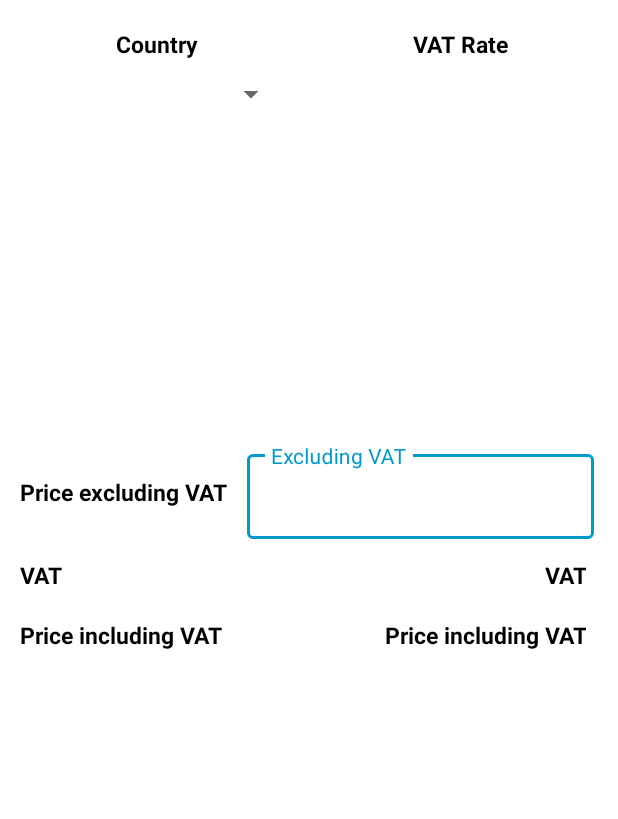
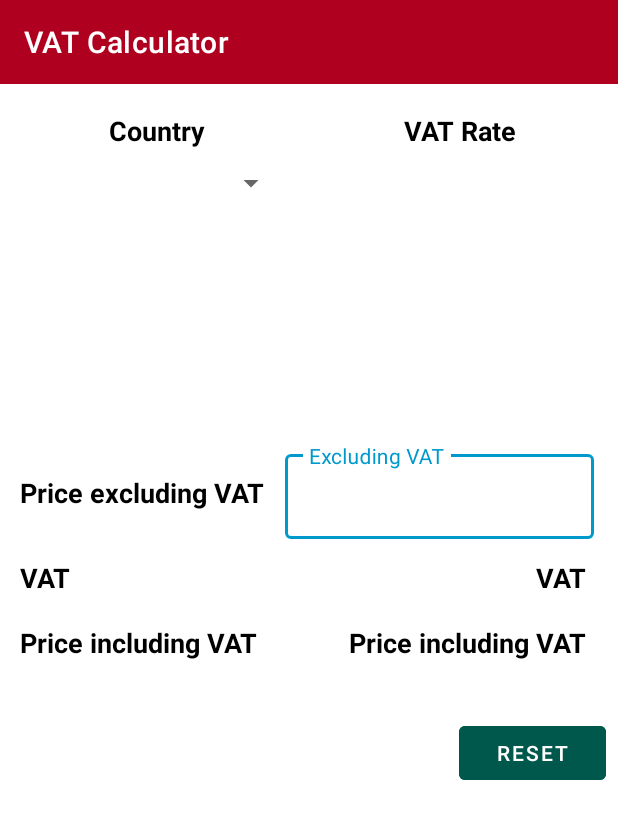
Before and after one commit to sunnat629/VATCalculator, an Android app: the layout activity_main.xml on its own in the app's theme, with its tools: preview values and no code run, on a phone screen of 412 x 824 dp. Shown: the top 819 px of the screen. Run offline under Robolectric (Android 15) with nearby library versions, the phone set to English and light mode, and no system bars.

Commit message:
working fine, remove unused libs, added multple dimen files based on screen size

```diff
--- a/app/src/main/AndroidManifest.xml
+++ b/app/src/main/AndroidManifest.xml
@@ -12,7 +12,7 @@
             android:supportsRtl= "true"
             android:theme="@style/AppTheme"
             tools:ignore="GoogleAppIndexingWarning">
-        <activity android:name=".MainActivity">
+        <activity android:name=".ui.MainActivity">
             <intent-filter>
                 <action android:name="android.intent.action.MAIN"/>
 
--- a/app/src/main/java/com/sunnat629/vatcalculator/model/Api.kt
+++ b/app/src/main/java/com/sunnat629/vatcalculator/model/api/Api.kt
@@ -1,4 +1,4 @@
-package com.sunnat629.vatcalculator.model
+package com.sunnat629.vatcalculator.model.api
 
 import com.sunnat629.vatcalculator.model.entities.JSonVAT
 import kotlinx.coroutines.Deferred
--- a/app/src/main/java/com/sunnat629/vatcalculator/model/ApiImpl.kt
+++ b/app/src/main/java/com/sunnat629/vatcalculator/model/api/ApiImpl.kt
@@ -1,4 +1,4 @@
-package com.sunnat629.vatcalculator.model
+package com.sunnat629.vatcalculator.model.api
 
 import android.util.Log
 import com.sunnat629.vatcalculator.model.entities.Rate
--- a/app/src/main/java/com/sunnat629/vatcalculator/model/network/RetrofitFactory.kt
+++ b/app/src/main/java/com/sunnat629/vatcalculator/model/network/RetrofitFactory.kt
@@ -1,7 +1,7 @@
 package com.sunnat629.vatcalculator.model.network
 
 import com.jakewharton.retrofit2.adapter.kotlin.coroutines.CoroutineCallAdapterFactory
-import com.sunnat629.vatcalculator.model.Api
+import com.sunnat629.vatcalculator.model.api.Api
 import com.sunnat629.vatcalculator.utils.Constance.BASE_URL
 import okhttp3.OkHttpClient
 import okhttp3.logging.HttpLoggingInterceptor
--- a/app/src/main/java/com/sunnat629/vatcalculator/utils/Calculate.kt
+++ b/app/src/main/java/com/sunnat629/vatcalculator/utils/Calculate.kt
@@ -1,10 +1,8 @@
 package com.sunnat629.vatcalculator.utils
 
-import android.content.Context
 import androidx.lifecycle.LiveData
 import androidx.lifecycle.MutableLiveData
-import com.sunnat629.vatcalculator.model.Api
-import com.sunnat629.vatcalculator.model.ApiImpl
+import com.sunnat629.vatcalculator.model.api.ApiImpl
 import com.sunnat629.vatcalculator.model.RatesEnum
 import com.sunnat629.vatcalculator.model.entities.Period
 import com.sunnat629.vatcalculator.model.entities.Rate
--- a/app/src/main/java/com/sunnat629/vatcalculator/MainViewModel.kt
+++ b/app/src/main/java/com/sunnat629/vatcalculator/viewmodel/MainViewModel.kt
@@ -1,7 +1,6 @@
-package com.sunnat629.vatcalculator
+package com.sunnat629.vatcalculator.viewmodel
 
 import android.app.Application
-import android.util.Log
 import androidx.databinding.Bindable
 import androidx.lifecycle.AndroidViewModel
 import androidx.lifecycle.LiveData
@@ -11,7 +10,6 @@
 import com.sunnat629.vatcalculator.model.entities.Rate
 import com.sunnat629.vatcalculator.model.network.NetworkResult
 import com.sunnat629.vatcalculator.utils.Calculate
-import com.sunnat629.vatcalculator.utils.Constance
 import kotlinx.coroutines.*
 import kotlin.coroutines.CoroutineContext
 
--- a/app/src/main/res/layout/activity_main.xml
+++ b/app/src/main/res/layout/activity_main.xml
@@ -3,14 +3,27 @@
         xmlns:app="http://schemas.android.com/apk/res-auto"
         xmlns:tools="http://schemas.android.com/tools">
     <data>
-        <variable name="viewModel" type="com.sunnat629.vatcalculator.MainViewModel"/>
+        <variable name="viewModel" type="com.sunnat629.vatcalculator.viewmodel.MainViewModel"/>
     </data>
 
     <androidx.constraintlayout.widget.ConstraintLayout
             android:id="@+id/main"
             android:layout_width="match_parent"
             android:layout_height="match_parent"
-            tools:context=".MainActivity">
+            tools:context=".ui.MainActivity">
+
+        <androidx.appcompat.widget.Toolbar
+                android:layout_width="match_parent"
+                android:layout_height="wrap_content"
+                android:background="@color/design_default_color_error"
+                app:layout_constraintTop_toTopOf="parent"
+                app:layout_constraintEnd_toEndOf="parent"
+                app:title="@string/app_name"
+                app:titleTextColor="@android:color/white"
+                app:layout_constraintStart_toStartOf="parent"
+                android:id="@+id/toolbar" android:layout_marginBottom="8dp"
+                app:layout_constraintBottom_toBottomOf="parent"
+                app:layout_constraintVertical_bias="0.0"/>
 
         <LinearLayout
                 android:id="@+id/label_country_layout"
@@ -19,9 +32,9 @@
                 android:orientation="vertical"
                 app:layout_constraintStart_toStartOf="parent" app:layout_constraintHorizontal_bias="0.5"
                 app:layout_constraintEnd_toStartOf="@+id/label_vat_layout" android:layout_marginBottom="8dp"
-                app:layout_constraintBottom_toTopOf="@+id/guideline" android:layout_marginTop="8dp"
-                app:layout_constraintTop_toTopOf="parent" app:layout_constraintVertical_bias="0.0"
-                android:layout_marginStart="8dp">
+                app:layout_constraintBottom_toTopOf="@+id/guideline"
+                android:layout_marginStart="8dp" android:layout_marginTop="8dp"
+                app:layout_constraintTop_toBottomOf="@+id/toolbar" app:layout_constraintVertical_bias="0.0">
             <TextView
                     android:text="@string/country"
                     android:layout_width="match_parent"
@@ -42,14 +55,14 @@
 
         <LinearLayout
                 android:id="@+id/label_vat_layout"
-                app:layout_constraintTop_toTopOf="parent"
                 android:padding="5dp"
                 android:layout_width="0dp" android:layout_height="wrap_content"
                 android:orientation="vertical"
                 app:layout_constraintStart_toEndOf="@+id/label_country_layout" android:layout_marginStart="8dp"
                 app:layout_constraintEnd_toEndOf="parent" android:layout_marginEnd="8dp"
-                app:layout_constraintHorizontal_bias="0.5" android:layout_marginTop="8dp"
+                app:layout_constraintHorizontal_bias="0.5"
                 android:layout_marginBottom="8dp" app:layout_constraintBottom_toTopOf="@+id/guideline"
+                app:layout_constraintTop_toTopOf="@+id/label_country_layout"
                 app:layout_constraintVertical_bias="0.0">
 
             <TextView
@@ -186,8 +199,9 @@
                         app:layout_constraintStart_toStartOf="parent"
                         app:layout_constraintBottom_toBottomOf="parent"
                         android:layout_height="0dp"
-                        tools:context=".MainActivity"
-                        android:layout_marginTop="8dp" app:layout_constraintTop_toBottomOf="@+id/label_calculate">
+                        tools:context=".ui.MainActivity"
+                        android:layout_marginTop="8dp" app:layout_constraintTop_toBottomOf="@+id/label_calculate"
+                        android:id="@+id/relativeLayout">
 
             <TextView
                     android:id="@+id/connectivity_status_label"
--- a/app/src/main/res/values-sw480dp/dimen.xml
+++ b/app/src/main/res/values-sw480dp/dimen.xml
@@ -2,4 +2,5 @@
 <resources>
     <dimen name="no_net_image_size">250dp</dimen>
     <dimen name="button_font_size">25sp</dimen>
+    <dimen name="font_size">25sp</dimen>
 </resources>
--- a/app/src/main/res/values-sw600dp/dimen.xml
+++ b/app/src/main/res/values-sw600dp/dimen.xml
@@ -2,5 +2,5 @@
 <resources>
     <dimen name="no_net_image_size">300dp</dimen>
     <dimen name="button_font_size">22sp</dimen>
-
+    <dimen name="font_size">22sp</dimen>
 </resources>
--- a/app/src/main/res/values/colors.xml
+++ b/app/src/main/res/values/colors.xml
@@ -3,4 +3,5 @@
     <color name="colorPrimary">#008577</color>
     <color name="colorPrimaryDark">#00574B</color>
     <color name="colorAccent">#D81B60</color>
+    <color name="noNetworkButton">#FF5722</color>
 </resources>
--- a/app/src/main/res/values/dimen.xml
+++ b/app/src/main/res/values/dimen.xml
@@ -2,4 +2,5 @@
 <resources>
     <dimen name="no_net_image_size">250dp</dimen>
     <dimen name="button_font_size">18sp</dimen>
+    <dimen name="font_size">18sp</dimen>
 </resources>
--- a/app/src/main/res/values/styles.xml
+++ b/app/src/main/res/values/styles.xml
@@ -25,7 +25,7 @@
     <style name="Title" parent="android:Widget.TextView">
         <item name="android:textColor">@android:color/black</item>
         <item name="android:textStyle">bold</item>
-        <item name="android:textSize">15sp</item>
+        <item name="android:textSize">@dimen/button_font_size</item>
         <item name="android:padding">5dp</item>
     </style>
 
@@ -38,12 +38,11 @@
         <item name="android:textColor">@android:color/black</item>
     </style>
     <style name="TextButton" parent="Widget.MaterialComponents.Button.TextButton">
-        <item name="android:paddingStart">16dp</item>
-        <item name="android:paddingEnd">16dp</item>
+        <item name="android:paddingStart">25dp</item>
+        <item name="android:paddingEnd">25dp</item>
         <item name="android:paddingTop">8dp</item>
         <item name="android:paddingBottom">8dp</item>
-        <item name="android:textColor">@color/colorPrimaryDark</item>
-        <item name="android:background">@android:color/holo_blue_dark</item>
+        <item name="android:textColor">@android:color/white</item>
     </style>
 
 </resources>
```
Also changed, not shown: app/build.gradle (+2 -7 lines), app/src/main/java/com/sunnat629/vatcalculator/ui/MainActivity.kt (renamed from app/src/main/java/com/sunnat629/vatcalculator/MainActivity.kt, +22 -13 lines), app/src/main/res/layout/activity_main_no_network.xml (+6 -5 lines).
